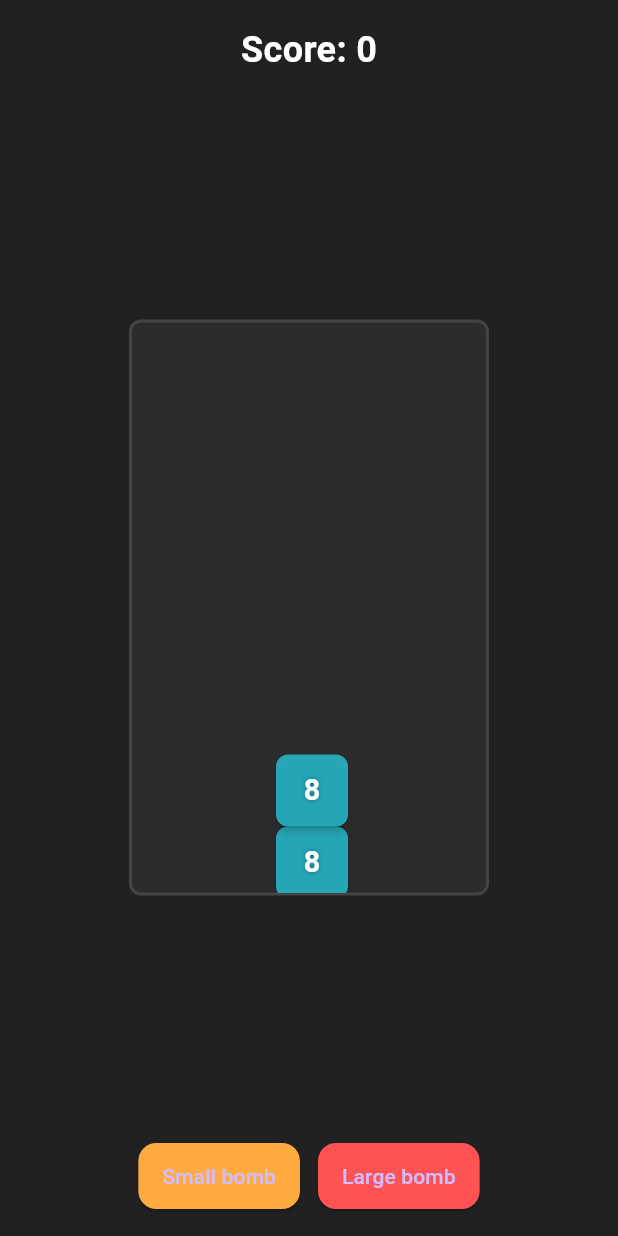
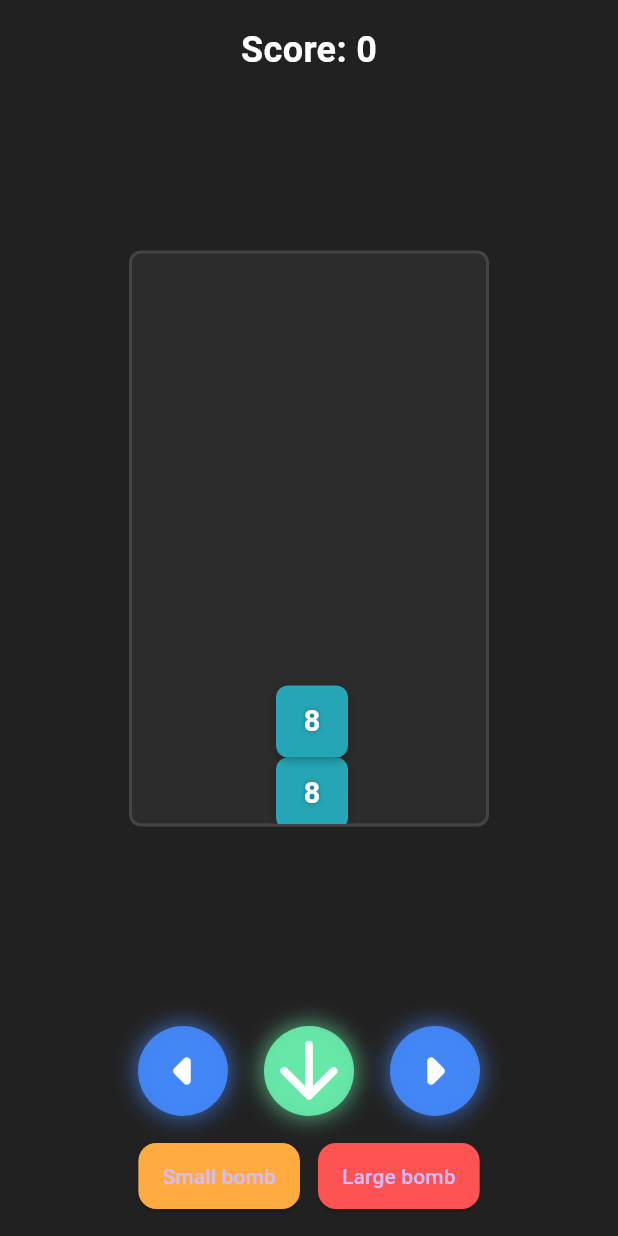
Before and after one commit to Sokolov1111/fallingfussion, a Flutter app: the screen it shows after launch, on a phone screen of 412 x 824 dp. Run offline on Flutter 3.47's test engine with Material 3 defaults, Android fonts, the phone set to English and light mode, and no system bars; our stand-ins replace flutter_riverpod.

Commit message:
feat: added control buttons for the block

```diff
--- a/lib/ui/screens/game_screen.dart
+++ b/lib/ui/screens/game_screen.dart
@@ -2,6 +2,7 @@ import 'package:fallingfusion/core/enums/block_type.dart';
 import 'package:fallingfusion/logic/providers/game_provider.dart';
 import 'package:fallingfusion/ui/widgets/board_grid.dart';
 import 'package:fallingfusion/ui/widgets/bomb_button.dart';
+import 'package:fallingfusion/ui/widgets/control_button.dart';
 import 'package:fallingfusion/ui/widgets/score_panel.dart';
 import 'package:flutter/material.dart';
 import 'package:flutter_riverpod/flutter_riverpod.dart';
@@ -40,6 +41,8 @@ class GameScreen extends ConsumerWidget {
               ),
             ),
 
+            const ControlButtons(),
+
             Padding(
                 padding: const EdgeInsets.only(bottom: 16.0),
                 child: Row(
--- /dev/null
+++ b/lib/ui/widgets/control_button.dart
@@ -0,0 +1,101 @@
+import 'package:fallingfusion/logic/providers/game_provider.dart';
+import 'package:flutter/material.dart';
+import 'package:flutter_riverpod/flutter_riverpod.dart';
+
+class ControlButtons extends ConsumerWidget {
+  const ControlButtons({super.key});
+
+  @override
+  Widget build(BuildContext context, WidgetRef ref) {
+    final controller = ref.read(gameControllerProvider.notifier);
+
+    return Padding(
+      padding: const EdgeInsets.symmetric(vertical: 16.0),
+      child: Row(
+        mainAxisAlignment: MainAxisAlignment.center,
+        children: [
+          _GameButton(
+            icon: Icons.arrow_left_rounded,
+            onTap: controller.moveLeft,
+            color: Colors.blueAccent,
+          ),
+          const SizedBox(width: 24),
+          _GameButton(
+            icon: Icons.arrow_downward_rounded,
+            onTap: controller.dropFaster,
+            color: Colors.greenAccent,
+          ),
+          const SizedBox(width: 24),
+          _GameButton(
+            icon: Icons.arrow_right_rounded,
+            onTap: controller.moveRight,
+            color: Colors.blueAccent,
+          ),
+        ],
+      ),
+    );
+  }
+}
+
+class _GameButton extends StatefulWidget {
+  final IconData icon;
+  final VoidCallback onTap;
+  final Color color;
+
+  const _GameButton({
+    required this.icon,
+    required this.onTap,
+    required this.color,
+  });
+
+  @override
+  State<_GameButton> createState() => _GameButtonState();
+}
+
+class _GameButtonState extends State<_GameButton> {
+  double _scale = 1.0;
+
+  void _onTapDown(TapDownDetails details) {
+    setState(() => _scale = 2);
+  }
+
+  void _onTapUp(TapUpDetails details) {
+    setState(() => _scale = 1.0);
+  }
+
+  void _onTapCancel() {
+    setState(() => _scale = 1.0);
+  }
+
+  @override
+  Widget build(BuildContext context) {
+    return GestureDetector(
+      onTapDown: _onTapDown,
+      onTapUp: (d) {
+        _onTapUp(d);
+        widget.onTap();
+      },
+      onTapCancel: _onTapCancel,
+      child: AnimatedScale(
+        scale: _scale,
+        duration: const Duration(milliseconds: 150),
+        curve: Curves.easeOutBack,
+        child: AnimatedContainer(
+          duration: const Duration(milliseconds: 150),
+          decoration: BoxDecoration(
+            color: widget.color.withOpacity(0.9),
+            shape: BoxShape.circle,
+            boxShadow: [
+              BoxShadow(
+                color: widget.color.withOpacity(0.6),
+                blurRadius: 12,
+                spreadRadius: 2,
+              ),
+            ],
+          ),
+          child: Icon(widget.icon, color: Colors.white, size: 60),
+        ),
+      ),
+    );
+  }
+}
```
Also changed, not shown: lib/logic/controllers/game_controller.dart (+16 -0 lines).
